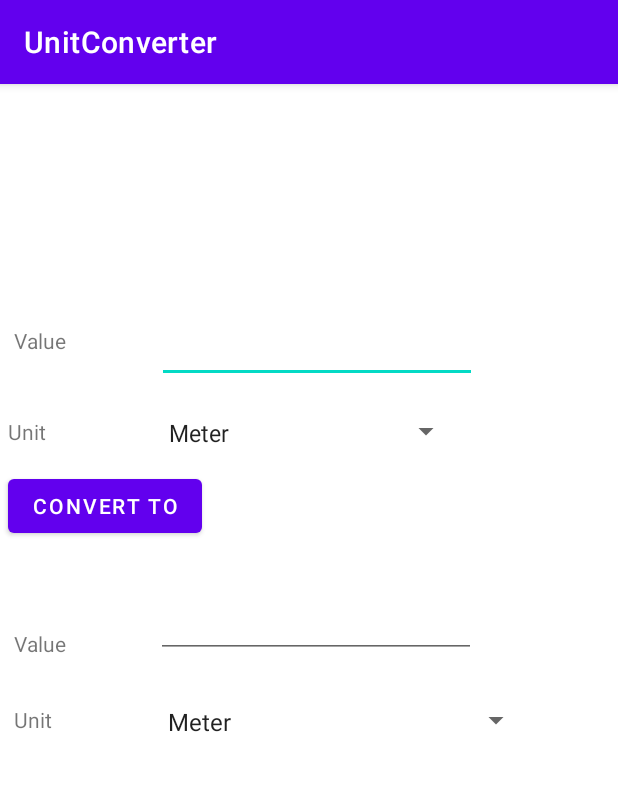
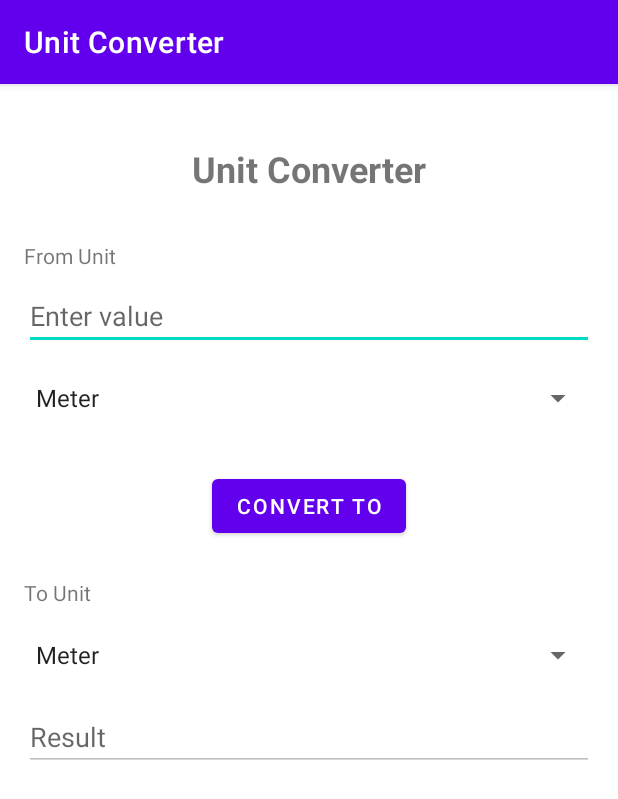
Before and after one commit to hgvutrannn/mobile_logbook_unit_converter, an Android app: the screen it shows after launch (MainActivity), on a phone screen of 412 x 824 dp. Shown: the top 799 px of the screen. Run offline under Robolectric (Android 15) with nearby library versions, the phone set to English and light mode, and no system bars.

Commit message:
Improved logic for conversion using base unit; Use Enum for easily manage units; Enhance UI for more consistent

```diff
--- a/app/src/main/res/layout/activity_main.xml
+++ b/app/src/main/res/layout/activity_main.xml
@@ -5,105 +5,98 @@
     android:id="@+id/main"
     android:layout_width="match_parent"
     android:layout_height="match_parent"
-    tools:context=".MainActivity"
-    tools:layout_editor_absoluteX="0dp"
-    tools:layout_editor_absoluteY="138dp">
+    android:padding="16dp"
+    tools:context=".MainActivity">
 
-    <Button
-        android:id="@+id/button1"
+    <!-- Title of App -->
+    <TextView
+        android:id="@+id/tvAppTitle"
         android:layout_width="wrap_content"
         android:layout_height="wrap_content"
-        android:layout_marginStart="5dp"
-        android:layout_marginTop="16dp"
-        android:onClick="onConvertClick"
-        android:text="CONVERT TO"
-        app:layout_constraintStart_toStartOf="parent"
-        app:layout_constraintTop_toBottomOf="@+id/textView2" />
-
-    <EditText
-        android:id="@+id/etValue1"
-        android:layout_width="wrap_content"
-        android:layout_height="wrap_content"
-        android:layout_marginBottom="58dp"
-        android:ems="10"
-        android:inputType="text"
-        app:layout_constraintBottom_toTopOf="@+id/button1"
-        app:layout_constraintStart_toStartOf="@+id/spinner1" />
-
-    <EditText
-        android:id="@+id/etValue2"
-        android:layout_width="wrap_content"
-        android:layout_height="wrap_content"
-        android:layout_marginBottom="31dp"
-        android:ems="10"
-        android:inputType="text"
-        app:layout_constraintBottom_toTopOf="@+id/spinner2"
-        app:layout_constraintStart_toStartOf="@+id/spinner2" />
-
-    <TextView
-        android:id="@+id/textView"
-        android:layout_width="wrap_content"
-        android:layout_height="wrap_content"
-        android:layout_marginStart="9dp"
-        android:layout_marginBottom="41dp"
-        android:text="Value"
-        app:layout_constraintBottom_toTopOf="@+id/textView2"
-        app:layout_constraintStart_toStartOf="parent" />
-
-    <TextView
-        android:id="@+id/textView3"
-        android:layout_width="wrap_content"
-        android:layout_height="wrap_content"
-        android:layout_marginStart="9dp"
-        android:layout_marginTop="58dp"
-        android:text="Value"
-        app:layout_constraintStart_toStartOf="parent"
-        app:layout_constraintTop_toBottomOf="@+id/button1" />
-
-    <TextView
-        android:id="@+id/textView4"
-        android:layout_width="wrap_content"
-        android:layout_height="wrap_content"
-        android:layout_marginStart="9dp"
-        android:layout_marginTop="31dp"
-        android:text="Unit"
-        app:layout_constraintStart_toStartOf="parent"
-        app:layout_constraintTop_toBottomOf="@+id/textView3" />
-
-    <TextView
-        android:id="@+id/textView2"
-        android:layout_width="wrap_content"
-        android:layout_height="wrap_content"
-        android:layout_marginStart="5dp"
-        android:layout_marginTop="222dp"
-        android:layout_marginEnd="74dp"
-        android:text="Unit"
-        app:layout_constraintEnd_toStartOf="@+id/spinner1"
+        android:text="@string/app_title"
+        android:textSize="24sp"
+        android:textStyle="bold"
+        android:layout_marginTop="24dp"
+        app:layout_constraintEnd_toEndOf="parent"
         app:layout_constraintStart_toStartOf="parent"
         app:layout_constraintTop_toTopOf="parent" />
 
-    <Spinner
-        android:id="@+id/spinner1"
+    <!-- Input Section -->
+    <TextView
+        android:id="@+id/tvFromUnitLabel"
+        android:layout_width="wrap_content"
+        android:layout_height="wrap_content"
+        android:layout_marginTop="32dp"
+        android:text="@string/from_unit_label"
+        app:layout_constraintStart_toStartOf="parent"
+        app:layout_constraintTop_toBottomOf="@id/tvAppTitle" />
+
+    <EditText
+        android:id="@+id/etValueToConvert"
         android:layout_width="0dp"
-        android:layout_height="20dp"
-        android:layout_marginTop="67dp"
-        android:layout_marginEnd="104dp"
-        android:layout_marginBottom="64dp"
-        android:entries="@array/length_units"
-        app:layout_constraintBottom_toBottomOf="@+id/button1"
+        android:layout_height="wrap_content"
+        android:layout_marginTop="8dp"
+        android:hint="@string/input_value_hint"
+        android:inputType="numberDecimal"
         app:layout_constraintEnd_toEndOf="parent"
-        app:layout_constraintStart_toEndOf="@+id/textView2"
-        app:layout_constraintTop_toTopOf="@+id/etValue1" />
+        app:layout_constraintStart_toStartOf="parent"
+        app:layout_constraintTop_toBottomOf="@id/tvFromUnitLabel" />
 
     <Spinner
-        android:id="@+id/spinner2"
+        android:id="@+id/spinnerFromUnit"
         android:layout_width="0dp"
-        android:layout_height="0dp"
-        android:layout_marginStart="60dp"
-        android:layout_marginEnd="57dp"
+        android:layout_height="wrap_content"
+        android:layout_marginTop="8dp"
         android:entries="@array/length_units"
-        app:layout_constraintBottom_toBottomOf="@+id/textView4"
+        android:minHeight="48dp"
         app:layout_constraintEnd_toEndOf="parent"
-        app:layout_constraintStart_toEndOf="@+id/textView3"
-        app:layout_constraintTop_toTopOf="@+id/textView4" />
+        app:layout_constraintStart_toStartOf="parent"
+        app:layout_constraintTop_toBottomOf="@id/etValueToConvert" />
+
+    <!-- Convert Button -->
+    <Button
+        android:id="@+id/btnConvert"
+        android:layout_width="wrap_content"
+        android:layout_height="wrap_content"
+        android:layout_marginTop="24dp"
+        android:onClick="onConvertClick"
+        android:text="@string/convert_button_text"
+        app:layout_constraintEnd_toEndOf="parent"
+        app:layout_constraintStart_toStartOf="parent"
+        app:layout_constraintTop_toBottomOf="@id/spinnerFromUnit" />
+
+    <!-- Output Section -->
+    <TextView
+        android:id="@+id/tvToUnitLabel"
+        android:layout_width="wrap_content"
+        android:layout_height="wrap_content"
+        android:layout_marginTop="24dp"
+        android:text="@string/to_unit_label"
+        app:layout_constraintStart_toStartOf="parent"
+        app:layout_constraintTop_toBottomOf="@id/btnConvert" />
+
+    <Spinner
+        android:id="@+id/spinnerToUnit"
+        android:layout_width="0dp"
+        android:layout_height="wrap_content"
+        android:layout_marginTop="8dp"
+        android:entries="@array/length_units"
+        android:minHeight="48dp"
+        app:layout_constraintEnd_toEndOf="parent"
+        app:layout_constraintStart_toStartOf="parent"
+        app:layout_constraintTop_toBottomOf="@id/tvToUnitLabel" />
+
+    <EditText
+        android:id="@+id/etConvertedValue"
+        android:layout_width="0dp"
+        android:layout_height="wrap_content"
+        android:layout_marginTop="8dp"
+        android:enabled="false"
+        android:focusable="false"
+        android:hint="@string/output_value_hint"
+        android:textColor="@android:color/black"
+        app:layout_constraintEnd_toEndOf="parent"
+        app:layout_constraintStart_toStartOf="parent"
+        app:layout_constraintTop_toBottomOf="@id/spinnerToUnit" />
+
 </androidx.constraintlayout.widget.ConstraintLayout>
--- a/app/src/main/res/values/strings.xml
+++ b/app/src/main/res/values/strings.xml
@@ -1,5 +1,14 @@
 <resources>
-    <string name="app_name">UnitConverter</string>
+    <string name="app_name">Unit Converter</string>
+    <string name="app_title">Unit Converter</string>
+    <string name="convert_button_text">CONVERT TO</string>
+    <string name="input_value_hint">Enter value</string>
+    <string name="output_value_hint">Result</string>
+    <string name="from_unit_label">From Unit</string>
+    <string name="to_unit_label">To Unit</string>
+    <string name="error_please_enter_value">Please enter a value</string>
+    <string name="error_invalid_number">Invalid input: Please enter a number</string>
+
     <string-array name="length_units">
         <item>Meter</item>
         <item>Millimeter</item>
```
Also changed, not shown: app/src/main/java/com/example/unitconverter/MainActivity.java (+80 -92 lines).
